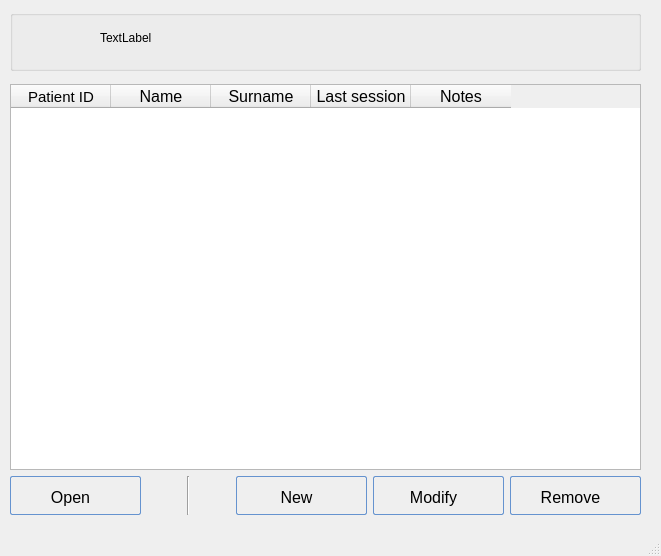
Qt form POML060_v1/stagetwopatients.ui (viniltc/POML060) before a commit.
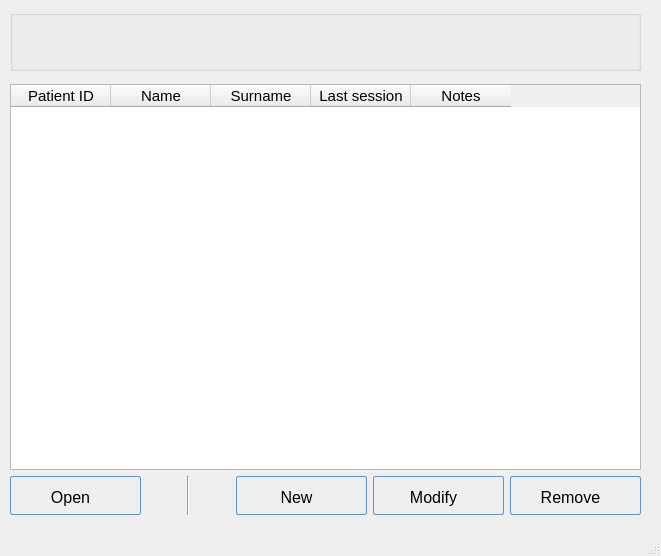
The same form after that commit. Custom widgets are drawn as their Qt base class.

Commit message: two window signal connection issue fixed

```diff
--- a/POML060_v1/stagetwopatients.ui
+++ b/POML060_v1/stagetwopatients.ui
@@ -48,19 +48,6 @@
       <bool>false</bool>
      </property>
     </widget>
-    <widget class="QLabel" name="label_batteryVal">
-     <property name="geometry">
-      <rect>
-       <x>90</x>
-       <y>12</y>
-       <width>61</width>
-       <height>31</height>
-      </rect>
-     </property>
-     <property name="text">
-      <string>TextLabel</string>
-     </property>
-    </widget>
    </widget>
    <widget class="QWidget" name="layoutWidget">
     <property name="geometry">
@@ -101,7 +88,8 @@
         </property>
         <property name="font">
          <font>
-          <pointsize>12</pointsize>
+          <family>MS Shell Dlg 2</family>
+          <pointsize>11</pointsize>
           <weight>50</weight>
           <bold>false</bold>
          </font>
@@ -113,7 +101,8 @@
         </property>
         <property name="font">
          <font>
-          <pointsize>12</pointsize>
+          <family>MS Shell Dlg 2</family>
+          <pointsize>11</pointsize>
           <weight>50</weight>
           <bold>false</bold>
          </font>
@@ -125,7 +114,8 @@
         </property>
         <property name="font">
          <font>
-          <pointsize>12</pointsize>
+          <family>MS Shell Dlg 2</family>
+          <pointsize>11</pointsize>
           <weight>50</weight>
           <bold>false</bold>
          </font>
@@ -138,7 +128,7 @@
         <property name="font">
          <font>
           <family>MS Shell Dlg 2</family>
-          <pointsize>12</pointsize>
+          <pointsize>11</pointsize>
           <weight>50</weight>
           <bold>false</bold>
          </font>
```
The commit also changes 6 other files.
